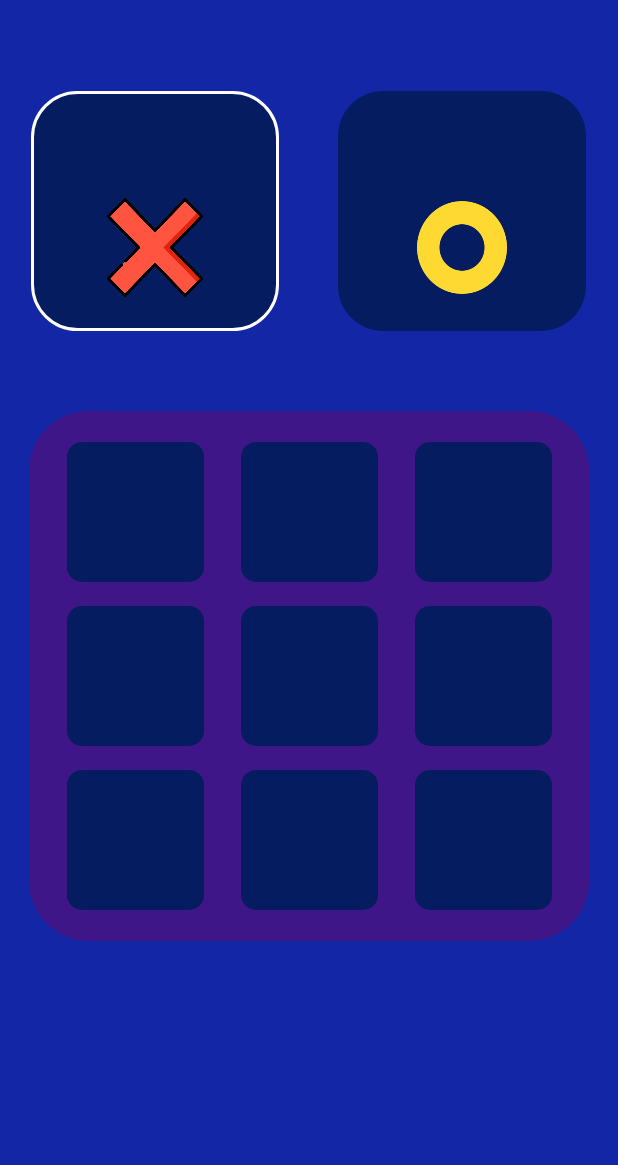
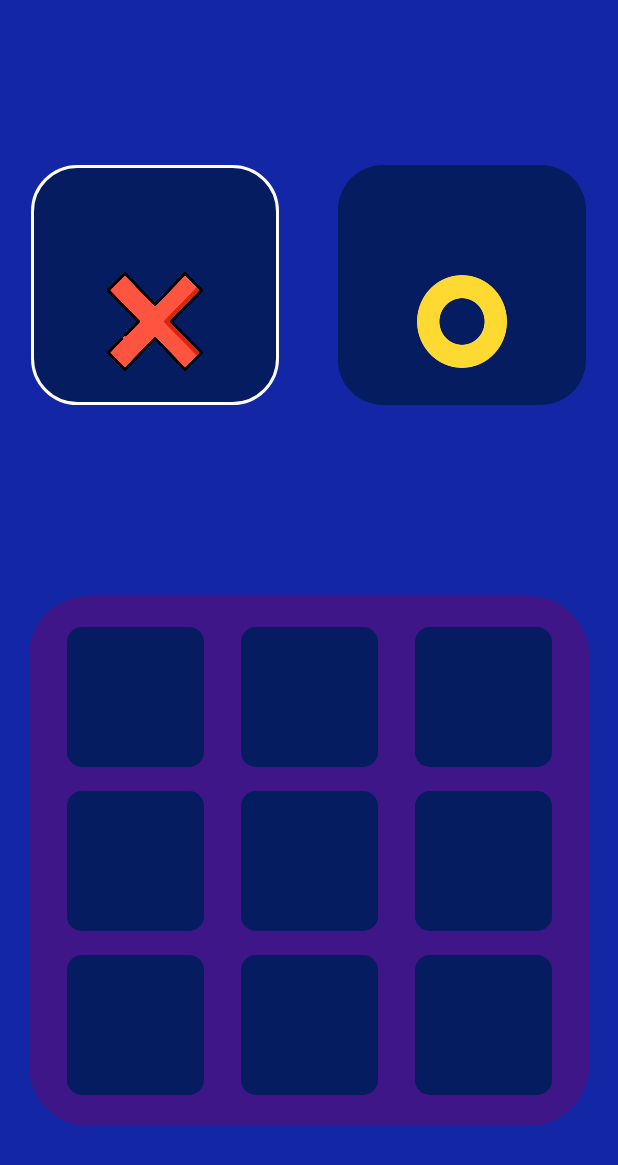
Before and after one commit to RifatHossaiN47/Tic-Tac-Toe-Game, an Android app: the MainActivity screen opened directly, with no data from a screen before it, on a phone screen of 412 x 824 dp. Shown: the top 1165 px of the screen. Run offline under Robolectric (Android 15) with nearby library versions, the phone set to English and light mode, and no system bars; our stand-ins replace sdp/ssp sizes; Roboto replaces fonts that are not available here.

Commit message:
Update of layout

```diff
--- a/app/src/main/res/layout-hdpi/activity_main.xml
+++ b/app/src/main/res/layout-hdpi/activity_main.xml
@@ -11,9 +11,10 @@
         android:id="@+id/ff"
         android:layout_width="match_parent"
         android:layout_height="@dimen/_180sdp"
-        android:layout_marginTop="24dp"
         android:gravity="center"
+        app:layout_constraintBottom_toTopOf="@+id/view2"
         app:layout_constraintEnd_toEndOf="parent"
+        app:layout_constraintHorizontal_bias="0.5"
         app:layout_constraintStart_toStartOf="parent"
         app:layout_constraintTop_toTopOf="parent">
 
@@ -79,7 +80,9 @@
         android:layout_height="@dimen/_272sdp"
         android:layout_marginTop="16dp"
         android:background="@drawable/xz"
+        app:layout_constraintBottom_toBottomOf="parent"
         app:layout_constraintEnd_toEndOf="parent"
+        app:layout_constraintHorizontal_bias="0.5"
         app:layout_constraintStart_toStartOf="parent"
         app:layout_constraintTop_toBottomOf="@+id/ff" />
 
--- a/app/src/main/res/layout-large/activity_main.xml
+++ b/app/src/main/res/layout-large/activity_main.xml
@@ -11,9 +11,10 @@
         android:id="@+id/ff"
         android:layout_width="match_parent"
         android:layout_height="@dimen/_180sdp"
-        android:layout_marginTop="24dp"
         android:gravity="center"
+        app:layout_constraintBottom_toTopOf="@+id/view2"
         app:layout_constraintEnd_toEndOf="parent"
+        app:layout_constraintHorizontal_bias="0.5"
         app:layout_constraintStart_toStartOf="parent"
         app:layout_constraintTop_toTopOf="parent">
 
@@ -79,7 +80,9 @@
         android:layout_height="@dimen/_272sdp"
         android:layout_marginTop="16dp"
         android:background="@drawable/xz"
+        app:layout_constraintBottom_toBottomOf="parent"
         app:layout_constraintEnd_toEndOf="parent"
+        app:layout_constraintHorizontal_bias="0.5"
         app:layout_constraintStart_toStartOf="parent"
         app:layout_constraintTop_toBottomOf="@+id/ff" />
 
--- a/app/src/main/res/layout-ldpi/activity_main.xml
+++ b/app/src/main/res/layout-ldpi/activity_main.xml
@@ -11,9 +11,10 @@
         android:id="@+id/ff"
         android:layout_width="300dp"
         android:layout_height="112dp"
-        android:layout_marginTop="24dp"
         android:gravity="center"
+        app:layout_constraintBottom_toTopOf="@+id/view2"
         app:layout_constraintEnd_toEndOf="parent"
+        app:layout_constraintHorizontal_bias="0.5"
         app:layout_constraintStart_toStartOf="parent"
         app:layout_constraintTop_toTopOf="parent">
 
@@ -79,7 +80,9 @@
         android:layout_height="256dp"
         android:layout_marginTop="16dp"
         android:background="@drawable/xz"
+        app:layout_constraintBottom_toBottomOf="parent"
         app:layout_constraintEnd_toEndOf="parent"
+        app:layout_constraintHorizontal_bias="0.5"
         app:layout_constraintStart_toStartOf="parent"
         app:layout_constraintTop_toBottomOf="@+id/ff" />
 
--- a/app/src/main/res/layout-mdpi/activity_main.xml
+++ b/app/src/main/res/layout-mdpi/activity_main.xml
@@ -11,9 +11,10 @@
         android:id="@+id/ff"
         android:layout_width="match_parent"
         android:layout_height="@dimen/_180sdp"
-        android:layout_marginTop="24dp"
         android:gravity="center"
+        app:layout_constraintBottom_toTopOf="@+id/view2"
         app:layout_constraintEnd_toEndOf="parent"
+        app:layout_constraintHorizontal_bias="0.5"
         app:layout_constraintStart_toStartOf="parent"
         app:layout_constraintTop_toTopOf="parent">
 
@@ -79,7 +80,9 @@
         android:layout_height="@dimen/_272sdp"
         android:layout_marginTop="16dp"
         android:background="@drawable/xz"
+        app:layout_constraintBottom_toBottomOf="parent"
         app:layout_constraintEnd_toEndOf="parent"
+        app:layout_constraintHorizontal_bias="0.5"
         app:layout_constraintStart_toStartOf="parent"
         app:layout_constraintTop_toBottomOf="@+id/ff" />
 
--- a/app/src/main/res/layout-normal/activity_main.xml
+++ b/app/src/main/res/layout-normal/activity_main.xml
@@ -11,9 +11,10 @@
         android:id="@+id/ff"
         android:layout_width="match_parent"
         android:layout_height="@dimen/_180sdp"
-        android:layout_marginTop="24dp"
         android:gravity="center"
+        app:layout_constraintBottom_toTopOf="@+id/view2"
         app:layout_constraintEnd_toEndOf="parent"
+        app:layout_constraintHorizontal_bias="0.5"
         app:layout_constraintStart_toStartOf="parent"
         app:layout_constraintTop_toTopOf="parent">
 
@@ -79,7 +80,9 @@
         android:layout_height="@dimen/_272sdp"
         android:layout_marginTop="16dp"
         android:background="@drawable/xz"
+        app:layout_constraintBottom_toBottomOf="parent"
         app:layout_constraintEnd_toEndOf="parent"
+        app:layout_constraintHorizontal_bias="0.5"
         app:layout_constraintStart_toStartOf="parent"
         app:layout_constraintTop_toBottomOf="@+id/ff" />
 
--- a/app/src/main/res/layout-xhdpi/activity_main.xml
+++ b/app/src/main/res/layout-xhdpi/activity_main.xml
@@ -11,9 +11,10 @@
         android:id="@+id/ff"
         android:layout_width="match_parent"
         android:layout_height="@dimen/_180sdp"
-        android:layout_marginTop="24dp"
         android:gravity="center"
+        app:layout_constraintBottom_toTopOf="@+id/view2"
         app:layout_constraintEnd_toEndOf="parent"
+        app:layout_constraintHorizontal_bias="0.5"
         app:layout_constraintStart_toStartOf="parent"
         app:layout_constraintTop_toTopOf="parent">
 
@@ -79,7 +80,9 @@
         android:layout_height="@dimen/_272sdp"
         android:layout_marginTop="16dp"
         android:background="@drawable/xz"
+        app:layout_constraintBottom_toBottomOf="parent"
         app:layout_constraintEnd_toEndOf="parent"
+        app:layout_constraintHorizontal_bias="0.5"
         app:layout_constraintStart_toStartOf="parent"
         app:layout_constraintTop_toBottomOf="@+id/ff" />
 
--- a/app/src/main/res/layout-xlarge/activity_main.xml
+++ b/app/src/main/res/layout-xlarge/activity_main.xml
@@ -11,9 +11,10 @@
         android:id="@+id/ff"
         android:layout_width="match_parent"
         android:layout_height="@dimen/_180sdp"
-        android:layout_marginTop="24dp"
         android:gravity="center"
+        app:layout_constraintBottom_toTopOf="@+id/view2"
         app:layout_constraintEnd_toEndOf="parent"
+        app:layout_constraintHorizontal_bias="0.5"
         app:layout_constraintStart_toStartOf="parent"
         app:layout_constraintTop_toTopOf="parent">
 
@@ -79,7 +80,9 @@
         android:layout_height="@dimen/_272sdp"
         android:layout_marginTop="16dp"
         android:background="@drawable/xz"
+        app:layout_constraintBottom_toBottomOf="parent"
         app:layout_constraintEnd_toEndOf="parent"
+        app:layout_constraintHorizontal_bias="0.5"
         app:layout_constraintStart_toStartOf="parent"
         app:layout_constraintTop_toBottomOf="@+id/ff" />
 
--- a/app/src/main/res/layout-xxhdpi/activity_add_players.xml
+++ b/app/src/main/res/layout-xxhdpi/activity_add_players.xml
@@ -10,8 +10,8 @@
 
     <TextView
         android:id="@+id/textView"
-        android:layout_width="346dp"
-        android:layout_height="67dp"
+        android:layout_width="353dp"
+        android:layout_height="51dp"
         android:layout_centerHorizontal="true"
         android:gravity="center"
         android:text="Enter Players Name:"
@@ -93,12 +93,12 @@
         android:layout_width="wrap_content"
         android:layout_height="wrap_content"
         android:orientation="horizontal"
-        app:layout_constraintGuide_begin="229dp" />
+        app:layout_constraintGuide_begin="180dp" />
 
     <androidx.constraintlayout.widget.Guideline
         android:id="@+id/guideline4"
         android:layout_width="wrap_content"
         android:layout_height="wrap_content"
         android:orientation="horizontal"
-        app:layout_constraintGuide_begin="593dp" />
+        app:layout_constraintGuide_begin="482dp" />
 </androidx.constraintlayout.widget.ConstraintLayout>
--- a/app/src/main/res/layout-xxhdpi/activity_main.xml
+++ b/app/src/main/res/layout-xxhdpi/activity_main.xml
@@ -11,9 +11,10 @@
         android:id="@+id/ff"
         android:layout_width="match_parent"
         android:layout_height="@dimen/_180sdp"
-        android:layout_marginTop="24dp"
         android:gravity="center"
+        app:layout_constraintBottom_toTopOf="@+id/view2"
         app:layout_constraintEnd_toEndOf="parent"
+        app:layout_constraintHorizontal_bias="0.5"
         app:layout_constraintStart_toStartOf="parent"
         app:layout_constraintTop_toTopOf="parent">
 
@@ -79,7 +80,9 @@
         android:layout_height="@dimen/_272sdp"
         android:layout_marginTop="16dp"
         android:background="@drawable/xz"
+        app:layout_constraintBottom_toBottomOf="parent"
         app:layout_constraintEnd_toEndOf="parent"
+        app:layout_constraintHorizontal_bias="0.5"
         app:layout_constraintStart_toStartOf="parent"
         app:layout_constraintTop_toBottomOf="@+id/ff" />
 
--- a/app/src/main/res/layout-xxxhdpi/activity_main.xml
+++ b/app/src/main/res/layout-xxxhdpi/activity_main.xml
@@ -11,9 +11,10 @@
         android:id="@+id/ff"
         android:layout_width="match_parent"
         android:layout_height="@dimen/_180sdp"
-        android:layout_marginTop="24dp"
         android:gravity="center"
+        app:layout_constraintBottom_toTopOf="@+id/view2"
         app:layout_constraintEnd_toEndOf="parent"
+        app:layout_constraintHorizontal_bias="0.5"
         app:layout_constraintStart_toStartOf="parent"
         app:layout_constraintTop_toTopOf="parent">
 
@@ -79,7 +80,9 @@
         android:layout_height="@dimen/_272sdp"
         android:layout_marginTop="16dp"
         android:background="@drawable/xz"
+        app:layout_constraintBottom_toBottomOf="parent"
         app:layout_constraintEnd_toEndOf="parent"
+        app:layout_constraintHorizontal_bias="0.5"
         app:layout_constraintStart_toStartOf="parent"
         app:layout_constraintTop_toBottomOf="@+id/ff" />
 
--- a/app/src/main/res/layout/activity_main.xml
+++ b/app/src/main/res/layout/activity_main.xml
@@ -11,9 +11,10 @@
         android:id="@+id/ff"
         android:layout_width="match_parent"
         android:layout_height="@dimen/_180sdp"
-        android:layout_marginTop="24dp"
         android:gravity="center"
+        app:layout_constraintBottom_toTopOf="@+id/view2"
         app:layout_constraintEnd_toEndOf="parent"
+        app:layout_constraintHorizontal_bias="0.5"
         app:layout_constraintStart_toStartOf="parent"
         app:layout_constraintTop_toTopOf="parent">
 
@@ -79,7 +80,9 @@
         android:layout_height="@dimen/_272sdp"
         android:layout_marginTop="16dp"
         android:background="@drawable/xz"
+        app:layout_constraintBottom_toBottomOf="parent"
         app:layout_constraintEnd_toEndOf="parent"
+        app:layout_constraintHorizontal_bias="0.5"
         app:layout_constraintStart_toStartOf="parent"
         app:layout_constraintTop_toBottomOf="@+id/ff" />
 
```
